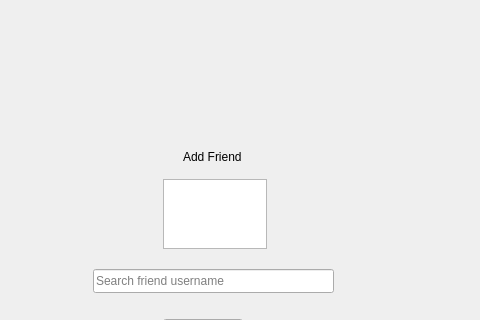
Old version of the form src/client_side/QtCode/mainmenuview.ui in the repository nobourge/INFO-F209; both pictures show x 216 to 696 and y 0 to 320 of the 820 by 624 pixel window.
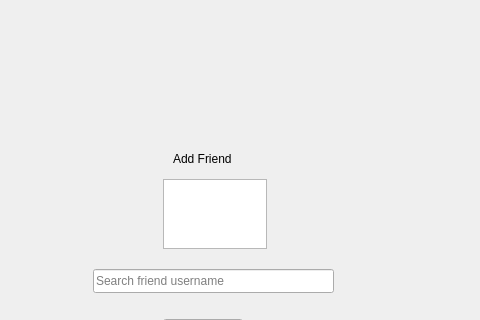
New version of the form. The open tabs and pages were chosen to show the change. Icons and pictures are not drawn.

```diff
--- a/src/client_side/QtCode/mainmenuview.ui
+++ b/src/client_side/QtCode/mainmenuview.ui
@@ -3689,10 +3689,10 @@
          <widget class="QLabel" name="label_5">
           <property name="geometry">
            <rect>
-            <x>390</x>
+            <x>380</x>
             <y>140</y>
-            <width>71</width>
-            <height>16</height>
+            <width>101</width>
+            <height>20</height>
            </rect>
           </property>
           <property name="text">
@@ -3742,9 +3742,9 @@
           <property name="geometry">
            <rect>
             <x>337</x>
-            <y>110</y>
-            <width>161</width>
-            <height>20</height>
+            <y>59</y>
+            <width>221</width>
+            <height>71</height>
            </rect>
           </property>
           <property name="text">
```
Left out of the diff: 4 changed lines with no effect on the pictures.
